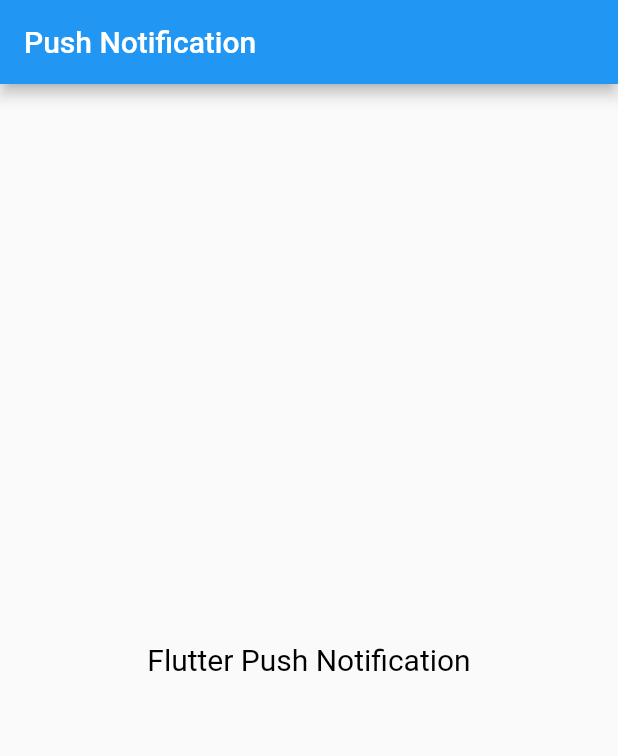
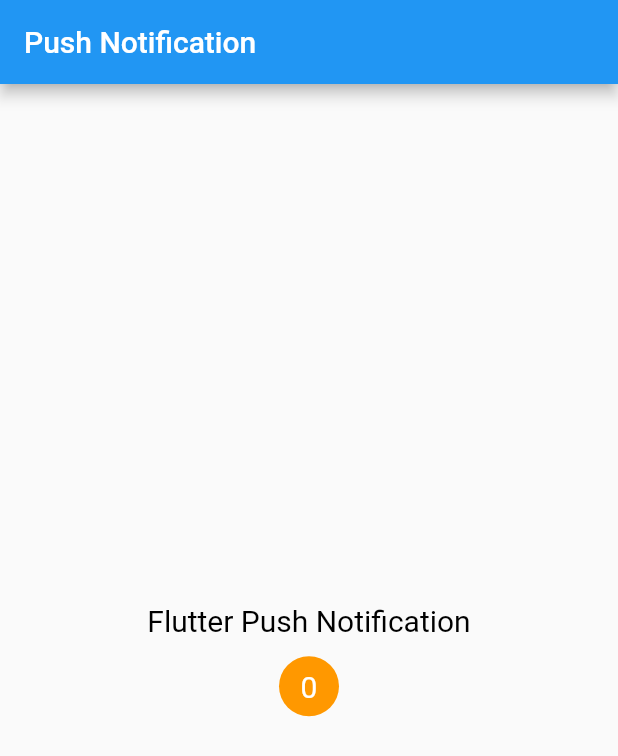
Before and after one commit to Varshil-Shah/flutter-push-notification, a Flutter app: the screen it shows after launch, on a phone screen of 412 x 824 dp. Shown: the top 756 px of the screen. Run offline on Flutter 3.47's test engine with Material 2 defaults, Android fonts, the phone set to English and light mode, and no system bars; drawn by our look-alikes of overlay_support; our stand-ins replace firebase_core, firebase_messaging; accounts and stored records are empty.

Commit message:
:lipstick: Done with basic design on the app

```diff
--- a/lib/main.dart
+++ b/lib/main.dart
@@ -5,6 +5,7 @@ import 'package:firebase_messaging/firebase_messaging.dart';
 import 'package:overlay_support/overlay_support.dart';
 
 import 'package:push_notification/models/push_notification.dart';
+import 'package:push_notification/notification_badge.dart';
 
 void main() {
   runApp(const MyApp());
@@ -70,6 +71,12 @@ class _HomePageState extends State<HomePage> {
   }
 
   @override
+  void initState() {
+    _totalNotificationCounter = 0;
+    super.initState();
+  }
+
+  @override
   Widget build(BuildContext context) {
     return Scaffold(
       appBar: AppBar(
@@ -87,6 +94,30 @@ class _HomePageState extends State<HomePage> {
                 color: Colors.black,
               ),
             ),
+            const SizedBox(height: 12),
+            NotificationBadge(totalNotification: _totalNotificationCounter),
+            _notificationInfo != null
+                ? Column(
+                    crossAxisAlignment: CrossAxisAlignment.center,
+                    children: [
+                      Text(
+                        "TITLE: ${_notificationInfo!.dataTitle ?? _notificationInfo!.title}",
+                        style: const TextStyle(
+                          fontSize: 16.0,
+                          fontWeight: FontWeight.bold,
+                        ),
+                      ),
+                      const SizedBox(height: 9),
+                      Text(
+                        "BODY: ${_notificationInfo!.dataBody ?? _notificationInfo!.body}",
+                        style: const TextStyle(
+                          fontSize: 16.0,
+                          fontWeight: FontWeight.bold,
+                        ),
+                      ),
+                    ],
+                  )
+                : Container(),
           ],
         ),
       ),
--- /dev/null
+++ b/lib/notification_badge.dart
@@ -0,0 +1,33 @@
+import 'package:flutter/material.dart';
+
+class NotificationBadge extends StatelessWidget {
+  final int totalNotification;
+  const NotificationBadge({
+    Key? key,
+    required this.totalNotification,
+  }) : super(key: key);
+
+  @override
+  Widget build(BuildContext context) {
+    return Container(
+      width: 40,
+      height: 40,
+      decoration: const BoxDecoration(
+        color: Colors.orange,
+        shape: BoxShape.circle,
+      ),
+      child: Center(
+        child: Padding(
+          padding: const EdgeInsets.all(8.0),
+          child: Text(
+            "$totalNotification",
+            style: const TextStyle(
+              color: Colors.white,
+              fontSize: 20,
+            ),
+          ),
+        ),
+      ),
+    );
+  }
+}
```
